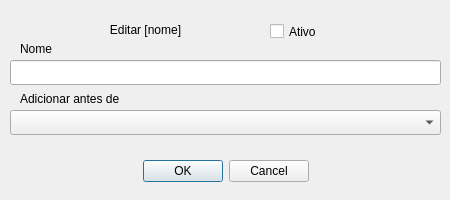
vazerick/controle_gastos, file ui/pessoas_edit.ui: the form before one commit.
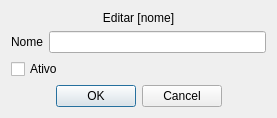
The form after the commit.

Commit message: Remove o sistema de "ordem" de Pessoas e ajusta as janelas de cat/pessoa

```diff
--- a/ui/pessoas_edit.ui
+++ b/ui/pessoas_edit.ui
@@ -9,14 +9,14 @@
    <rect>
     <x>0</x>
     <y>0</y>
-    <width>450</width>
-    <height>200</height>
+    <width>277</width>
+    <height>111</height>
    </rect>
   </property>
   <property name="minimumSize">
    <size>
-    <width>450</width>
-    <height>200</height>
+    <width>0</width>
+    <height>0</height>
    </size>
   </property>
   <property name="maximumSize">
@@ -31,61 +31,9 @@
   <property name="windowTitle">
    <string>Editar Pessoa</string>
   </property>
-  <widget class="QLineEdit" name="inputNome">
-   <property name="geometry">
-    <rect>
-     <x>10</x>
-     <y>60</y>
-     <width>431</width>
-     <height>25</height>
-    </rect>
-   </property>
-  </widget>
-  <widget class="QLabel" name="labelNome">
-   <property name="geometry">
-    <rect>
-     <x>20</x>
-     <y>40</y>
-     <width>54</width>
-     <height>17</height>
-    </rect>
-   </property>
-   <property name="text">
-    <string>Nome</string>
-   </property>
-  </widget>
-  <widget class="QLabel" name="labelAntes">
-   <property name="geometry">
-    <rect>
-     <x>20</x>
-     <y>90</y>
-     <width>151</width>
-     <height>17</height>
-    </rect>
-   </property>
-   <property name="text">
-    <string>Adicionar antes de</string>
-   </property>
-  </widget>
-  <widget class="QComboBox" name="comboBox">
-   <property name="geometry">
-    <rect>
-     <x>10</x>
-     <y>110</y>
-     <width>431</width>
-     <height>25</height>
-    </rect>
-   </property>
-  </widget>
+  <layout class="QVBoxLayout" name="verticalLayout">
+   <item>
   <widget class="QLabel" name="labelTitulo">
-   <property name="geometry">
-    <rect>
-     <x>20</x>
-     <y>20</y>
-     <width>251</width>
-     <height>20</height>
-    </rect>
-   </property>
    <property name="layoutDirection">
     <enum>Qt::LeftToRight</enum>
    </property>
@@ -99,28 +47,30 @@
     <set>Qt::AlignCenter</set>
    </property>
   </widget>
+   </item>
+   <item>
+    <layout class="QHBoxLayout" name="horizontalLayout">
+     <item>
+      <widget class="QLabel" name="labelNome">
+       <property name="text">
+        <string>Nome</string>
+       </property>
+      </widget>
+     </item>
+     <item>
+      <widget class="QLineEdit" name="inputNome"/>
+     </item>
+    </layout>
+   </item>
+   <item>
   <widget class="QCheckBox" name="checkBox">
-   <property name="geometry">
-    <rect>
-     <x>270</x>
-     <y>20</y>
-     <width>82</width>
-     <height>23</height>
-    </rect>
-   </property>
    <property name="text">
     <string>Ativo</string>
    </property>
   </widget>
+   </item>
+   <item>
   <widget class="QDialogButtonBox" name="buttonBox">
-   <property name="geometry">
-    <rect>
-     <x>0</x>
-     <y>160</y>
-     <width>451</width>
-     <height>23</height>
-    </rect>
-   </property>
    <property name="standardButtons">
     <set>QDialogButtonBox::Cancel|QDialogButtonBox::Ok</set>
    </property>
@@ -128,6 +78,8 @@
     <bool>true</bool>
    </property>
   </widget>
+   </item>
+  </layout>
  </widget>
  <includes>
   <include location="local">Qt::SubWindow</include>
```
Lines whose indentation alone changed are shown as unchanged. The commit also changes 5 other files.
